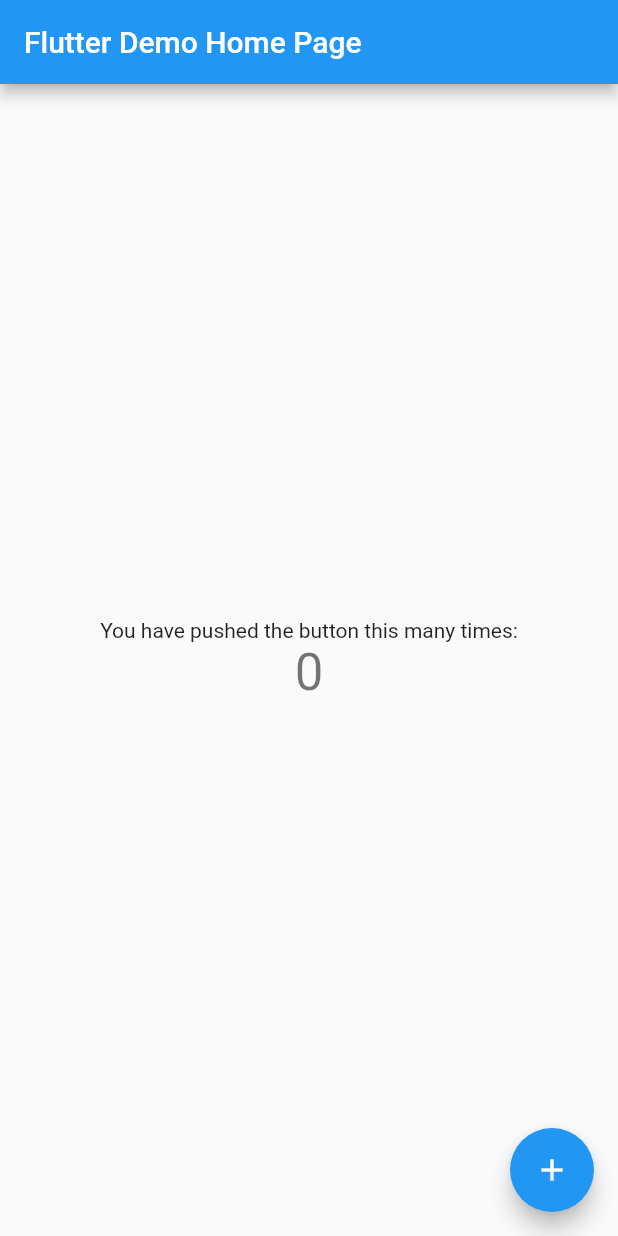
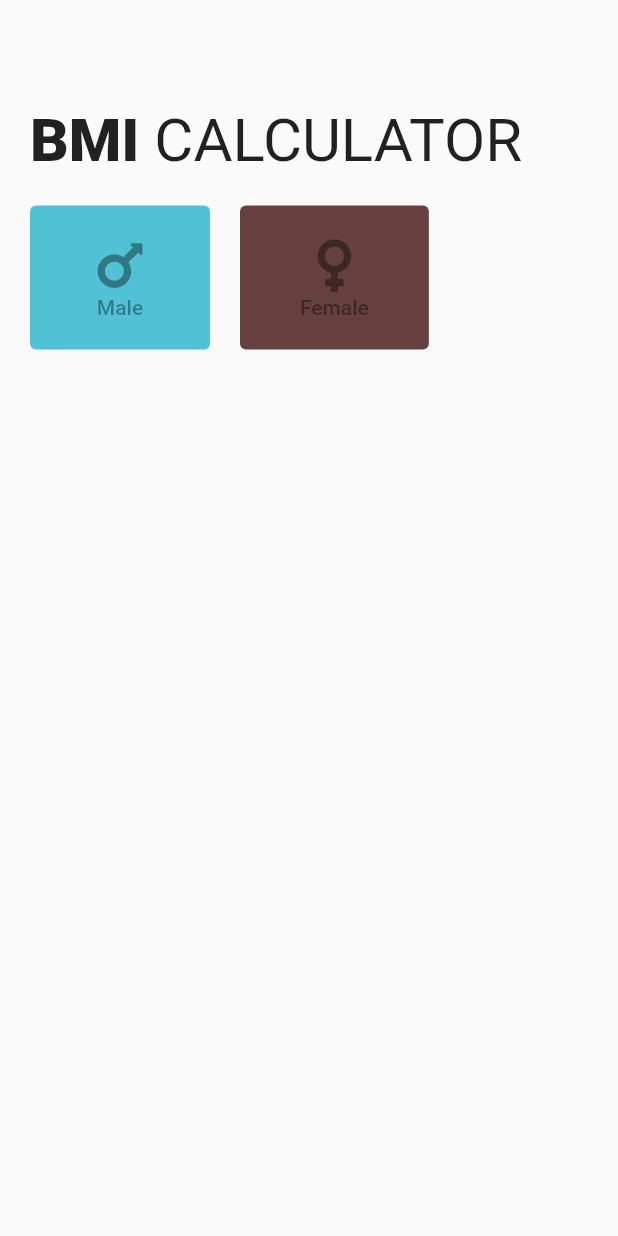
Before and after one commit to PatrickS136/bmicalc, a Flutter app: the screen it shows after launch, on a phone screen of 412 x 824 dp. Run offline on Flutter 3.47's test engine with Material 2 defaults, Android fonts, the phone set to English and light mode, and no system bars; our stand-ins replace font_awesome_flutter.

Commit message:
Started on stateless widgets

```diff
--- /dev/null
+++ b/lib/components/genderButton.dart
@@ -0,0 +1,27 @@
+import 'package:flutter/material.dart';
+
+class GenderButton extends StatelessWidget {
+  final dynamic genderIcon;
+  final String text;
+  final Color color;
+  GenderButton({this.color, this.genderIcon, this.text});
+  @override
+  Widget build(BuildContext context) {
+    return TextButton(
+      style: TextButton.styleFrom(
+        backgroundColor: color,
+        padding: EdgeInsets.symmetric(horizontal: 40, vertical: 20),
+      ),
+      onPressed: null,
+      child: Column(
+        children: [
+          Icon(
+            genderIcon,
+            size: 40,
+          ),
+          Text(text),
+        ],
+      ),
+    );
+  }
+}
--- /dev/null
+++ b/lib/components/titleText.dart
@@ -0,0 +1,21 @@
+import 'package:flutter/material.dart';
+import 'package:bmicalc/constants.dart';
+
+class TitleText extends StatelessWidget {
+  @override
+  Widget build(BuildContext context) {
+    return Row(
+      mainAxisAlignment: MainAxisAlignment.start,
+      children: [
+        Text(
+          "BMI ",
+          style: kBmiTextStyle,
+        ),
+        Text(
+          "CALCULATOR",
+          style: kCalculatorTextStyle,
+        ),
+      ],
+    );
+  }
+}
--- /dev/null
+++ b/lib/constants.dart
@@ -0,0 +1,15 @@
+import 'package:flutter/material.dart';
+
+const Color red = Color.fromRGBO(236, 70, 70, 1);
+const Color darkBlue = Color.fromRGBO(81, 194, 213, 1);
+const Color darkRed = Color.fromRGBO(102, 63, 63, 1);
+const Color blue = Color.fromRGBO(187, 241, 250, 1);
+
+const kBmiTextStyle = TextStyle(
+  fontWeight: FontWeight.w800,
+  fontSize: 40,
+);
+
+const kCalculatorTextStyle = TextStyle(
+  fontSize: 40,
+);
--- a/lib/main.dart
+++ b/lib/main.dart
@@ -1,4 +1,5 @@
 import 'package:flutter/material.dart';
+import 'package:bmicalc/screens/bmiCalc.dart';
 
 void main() {
   runApp(MyApp());
@@ -9,105 +10,9 @@ class MyApp extends StatelessWidget {
   @override
   Widget build(BuildContext context) {
     return MaterialApp(
-      title: 'Flutter Demo',
-      theme: ThemeData(
-        // This is the theme of your application.
-        //
-        // Try running your application with "flutter run". You'll see the
-        // application has a blue toolbar. Then, without quitting the app, try
-        // changing the primarySwatch below to Colors.green and then invoke
-        // "hot reload" (press "r" in the console where you ran "flutter run",
-        // or simply save your changes to "hot reload" in a Flutter IDE).
-        // Notice that the counter didn't reset back to zero; the application
-        // is not restarted.
-        primarySwatch: Colors.blue,
-      ),
-      home: MyHomePage(title: 'Flutter Demo Home Page'),
+      debugShowCheckedModeBanner: false,
+      title: 'BMI Calculator',
+      home: BmiCalc(),
     );
   }
 }
-
-class MyHomePage extends StatefulWidget {
-  MyHomePage({Key key, this.title}) : super(key: key);
-
-  // This widget is the home page of your application. It is stateful, meaning
-  // that it has a State object (defined below) that contains fields that affect
-  // how it looks.
-
-  // This class is the configuration for the state. It holds the values (in this
-  // case the title) provided by the parent (in this case the App widget) and
-  // used by the build method of the State. Fields in a Widget subclass are
-  // always marked "final".
-
-  final String title;
-
-  @override
-  _MyHomePageState createState() => _MyHomePageState();
-}
-
-class _MyHomePageState extends State<MyHomePage> {
-  int _counter = 0;
-
-  void _incrementCounter() {
-    setState(() {
-      // This call to setState tells the Flutter framework that something has
-      // changed in this State, which causes it to rerun the build method below
-      // so that the display can reflect the updated values. If we changed
-      // _counter without calling setState(), then the build method would not be
-      // called again, and so nothing would appear to happen.
-      _counter++;
-    });
-  }
-
-  @override
-  Widget build(BuildContext context) {
-    // This method is rerun every time setState is called, for instance as done
-    // by the _incrementCounter method above.
-    //
-    // The Flutter framework has been optimized to make rerunning build methods
-    // fast, so that you can just rebuild anything that needs updating rather
-    // than having to individually change instances of widgets.
-    return Scaffold(
-      appBar: AppBar(
-        // Here we take the value from the MyHomePage object that was created by
-        // the App.build method, and use it to set our appbar title.
-        title: Text(widget.title),
-      ),
-      body: Center(
-        // Center is a layout widget. It takes a single child and positions it
-        // in the middle of the parent.
-        child: Column(
-          // Column is also a layout widget. It takes a list of children and
-          // arranges them vertically. By default, it sizes itself to fit its
-          // children horizontally, and tries to be as tall as its parent.
-          //
-          // Invoke "debug painting" (press "p" in the console, choose the
-          // "Toggle Debug Paint" action from the Flutter Inspector in Android
-          // Studio, or the "Toggle Debug Paint" command in Visual Studio Code)
-          // to see the wireframe for each widget.
-          //
-          // Column has various properties to control how it sizes itself and
-          // how it positions its children. Here we use mainAxisAlignment to
-          // center the children vertically; the main axis here is the vertical
-          // axis because Columns are vertical (the cross axis would be
-          // horizontal).
-          mainAxisAlignment: MainAxisAlignment.center,
-          children: <Widget>[
-            Text(
-              'You have pushed the button this many times:',
-            ),
-            Text(
-              '$_counter',
-              style: Theme.of(context).textTheme.headline4,
-            ),
-          ],
-        ),
-      ),
-      floatingActionButton: FloatingActionButton(
-        onPressed: _incrementCounter,
-        tooltip: 'Increment',
-        child: Icon(Icons.add),
-      ), // This trailing comma makes auto-formatting nicer for build methods.
-    );
-  }
-}
--- /dev/null
+++ b/lib/screens/bmiCalc.dart
@@ -0,0 +1,50 @@
+import 'package:flutter/material.dart';
+import 'package:flutter/src/widgets/basic.dart';
+import 'package:bmicalc/constants.dart';
+import 'package:font_awesome_flutter/font_awesome_flutter.dart';
+import 'package:bmicalc/components/genderButton.dart';
+import 'package:bmicalc/components/titleText.dart';
+
+import '../constants.dart';
+
+class BmiCalc extends StatefulWidget {
+  @override
+  _BmiCalcState createState() => _BmiCalcState();
+}
+
+class _BmiCalcState extends State<BmiCalc> {
+  @override
+  Widget build(BuildContext context) {
+    return Scaffold(
+      body: Container(
+        padding: EdgeInsets.only(top: 70, left: 20, right: 60, bottom: 30),
+        child: Column(
+          children: [
+            TitleText(),
+            SizedBox(
+              height: 20,
+            ),
+            Row(
+              mainAxisAlignment: MainAxisAlignment.start,
+              children: [
+                GenderButton(
+                  genderIcon: FontAwesomeIcons.mars,
+                  text: "Male",
+                  color: darkBlue,
+                ),
+                SizedBox(
+                  width: 20,
+                ),
+                GenderButton(
+                  color: darkRed,
+                  genderIcon: FontAwesomeIcons.venus,
+                  text: 'Female',
+                ),
+              ],
+            ),
+          ],
+        ),
+      ),
+    );
+  }
+}
--- a/pubspec.yaml
+++ b/pubspec.yaml
@@ -28,6 +28,7 @@ dependencies:
   # The following adds the Cupertino Icons font to your application.
   # Use with the CupertinoIcons class for iOS style icons.
   cupertino_icons: ^1.0.2
+  font_awesome_flutter: ^9.0.0
 
 dev_dependencies:
   flutter_test:
```
Also changed, not shown: pubspec.lock.
